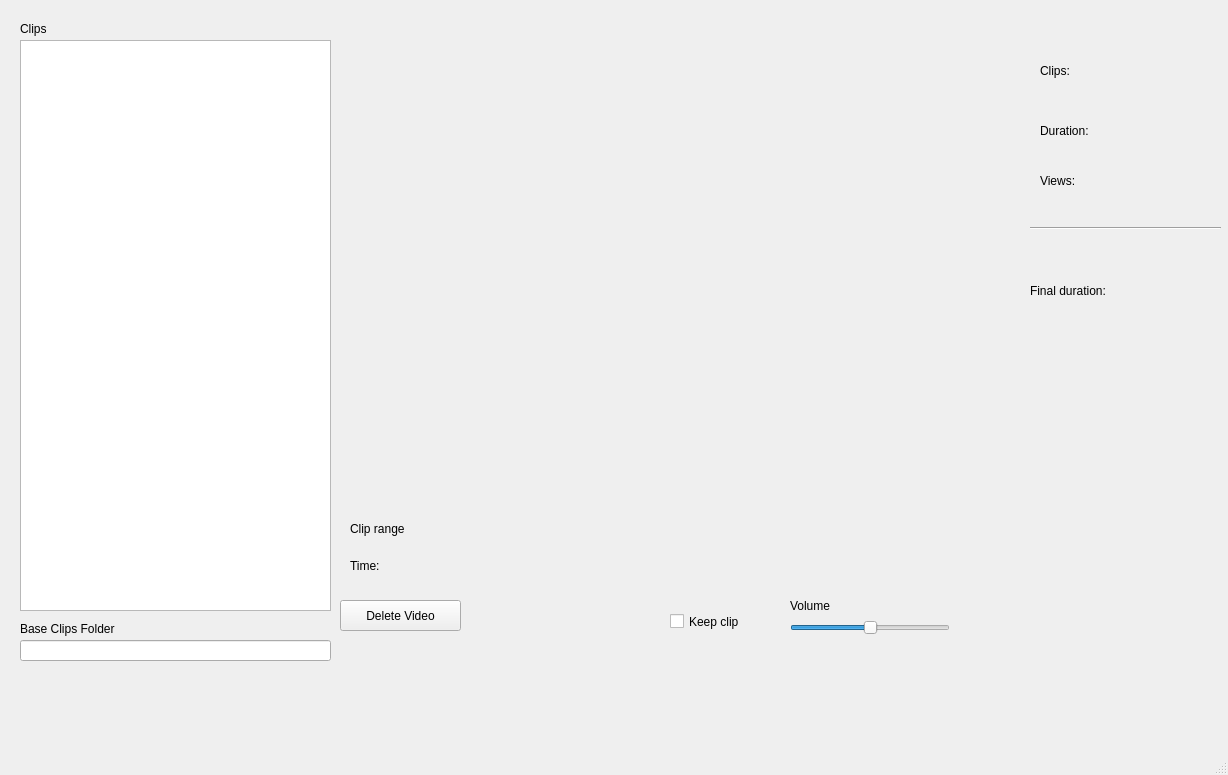
The window that clips_editor/ui/clip_editor.ui (MalchuL/StreamScrapper) describes before a commit, drawn with Qt 5.
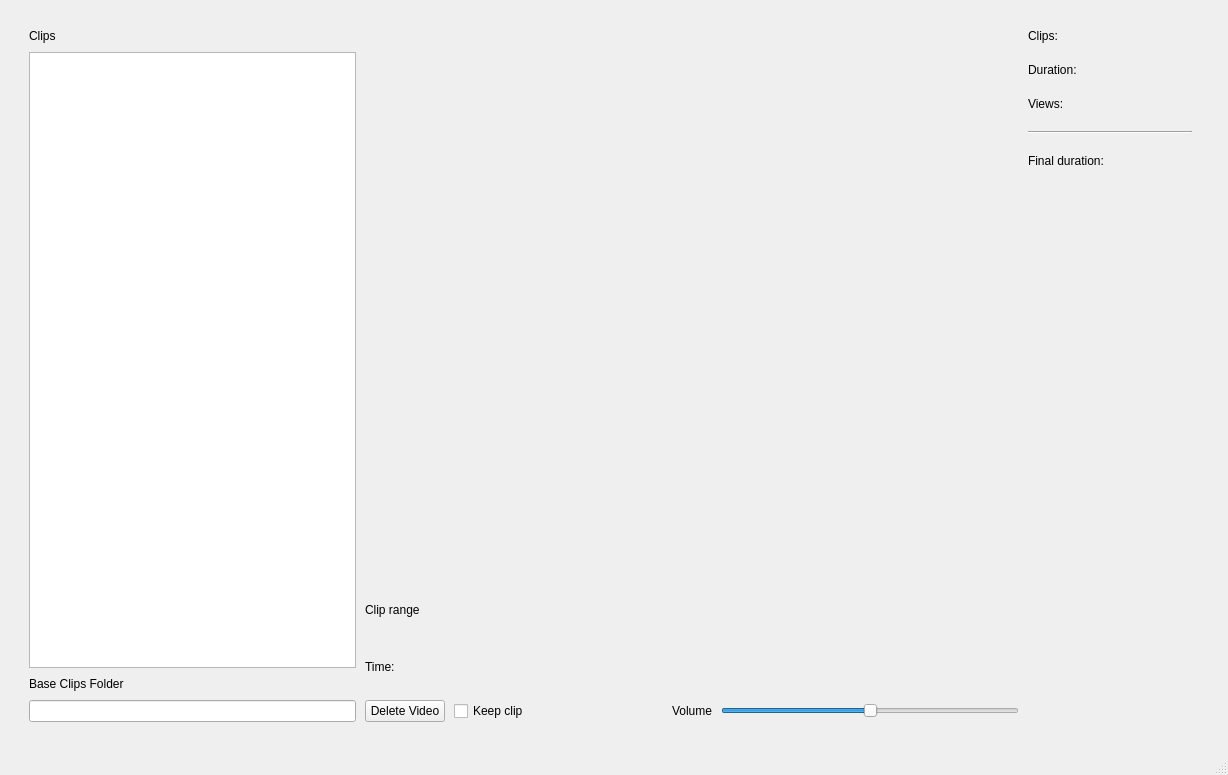
The same window after the commit. Custom widgets are drawn as their Qt base class.

```diff
--- a/clips_editor/ui/clip_editor.ui
+++ b/clips_editor/ui/clip_editor.ui
@@ -14,35 +14,73 @@
    <string>MainWindow</string>
   </property>
   <widget class="QWidget" name="centralwidget">
-   <widget class="ThumbListWidget" name="clipsList">
+   <widget class="QWidget" name="">
     <property name="geometry">
      <rect>
       <x>20</x>
-      <y>40</y>
-      <width>311</width>
-      <height>571</height>
+      <y>20</y>
+      <width>1181</width>
+      <height>711</height>
      </rect>
     </property>
-   </widget>
-   <widget class="VideoWidget" name="clipWidget" native="true">
-    <property name="geometry">
-     <rect>
-      <x>360</x>
-      <y>40</y>
-      <width>661</width>
-      <height>451</height>
-     </rect>
-    </property>
-   </widget>
+    <layout class="QHBoxLayout" name="mainLayout" stretch="2,4,1">
+     <property name="spacing">
+      <number>9</number>
+     </property>
+     <property name="leftMargin">
+      <number>9</number>
+     </property>
+     <property name="topMargin">
+      <number>9</number>
+     </property>
+     <property name="rightMargin">
+      <number>9</number>
+     </property>
+     <property name="bottomMargin">
+      <number>9</number>
+     </property>
+     <item>
+      <layout class="QGridLayout" name="clipsLayout">
+       <item row="2" column="0">
+        <widget class="QLabel" name="label_4">
+         <property name="text">
+          <string>Base Clips Folder</string>
+         </property>
+        </widget>
+       </item>
+       <item row="0" column="0">
+        <widget class="QLabel" name="label_2">
+         <property name="text">
+          <string>Clips</string>
+         </property>
+        </widget>
+       </item>
+       <item row="3" column="0">
+        <widget class="QLineEdit" name="baseFolderEdit"/>
+       </item>
+       <item row="1" column="0">
+        <widget class="ThumbListWidget" name="clipsList"/>
+       </item>
+      </layout>
+     </item>
+     <item>
+      <layout class="QVBoxLayout" name="videoLayout" stretch="4,1">
+       <item>
+        <widget class="VideoWidget" name="clipWidget" native="true"/>
+       </item>
+       <item>
+        <layout class="QGridLayout" name="gridLayout" columnstretch="1,3,5">
+         <item row="2" column="2">
+          <layout class="QHBoxLayout" name="horizontalLayout">
+           <item>
+            <widget class="QLabel" name="label">
+             <property name="text">
+              <string>Volume</string>
+             </property>
+            </widget>
+           </item>
+           <item>
    <widget class="QSlider" name="volumeSlider">
-    <property name="geometry">
-     <rect>
-      <x>790</x>
-      <y>620</y>
-      <width>160</width>
-      <height>16</height>
-     </rect>
-    </property>
     <property name="maximum">
      <number>200</number>
     </property>
@@ -53,181 +91,103 @@
      <enum>Qt::Horizontal</enum>
     </property>
    </widget>
-   <widget class="QLabel" name="label">
-    <property name="geometry">
-     <rect>
-      <x>790</x>
-      <y>590</y>
-      <width>171</width>
-      <height>31</height>
-     </rect>
-    </property>
-    <property name="text">
-     <string>Volume</string>
-    </property>
-   </widget>
-   <widget class="QLabel" name="label_2">
-    <property name="geometry">
-     <rect>
-      <x>20</x>
-      <y>20</y>
-      <width>67</width>
-      <height>17</height>
-     </rect>
-    </property>
-    <property name="text">
-     <string>Clips</string>
-    </property>
-   </widget>
-   <widget class="QRangeSlider" name="rangeSlider" native="true">
-    <property name="geometry">
-     <rect>
-      <x>480</x>
-      <y>550</y>
-      <width>521</width>
-      <height>31</height>
-     </rect>
-    </property>
-   </widget>
+           </item>
+          </layout>
+         </item>
+         <item row="0" column="0">
    <widget class="QLabel" name="label_3">
-    <property name="geometry">
-     <rect>
-      <x>350</x>
-      <y>520</y>
-      <width>67</width>
-      <height>17</height>
-     </rect>
-    </property>
     <property name="text">
      <string>Clip range</string>
     </property>
    </widget>
+         </item>
+         <item row="1" column="0">
+          <widget class="QLabel" name="videoTime">
+           <property name="text">
+            <string>Time:</string>
+           </property>
+          </widget>
+         </item>
+         <item row="2" column="1">
    <widget class="QCheckBox" name="keepClip">
-    <property name="geometry">
-     <rect>
-      <x>670</x>
-      <y>610</y>
-      <width>92</width>
-      <height>23</height>
-     </rect>
-    </property>
     <property name="text">
      <string>Keep clip</string>
     </property>
    </widget>
+         </item>
+         <item row="0" column="1" colspan="2">
+          <widget class="QRangeSlider" name="rangeSlider" native="true"/>
+         </item>
+         <item row="2" column="0">
    <widget class="QPushButton" name="deleteButton">
-    <property name="geometry">
-     <rect>
-      <x>340</x>
-      <y>600</y>
-      <width>121</width>
-      <height>31</height>
-     </rect>
-    </property>
     <property name="text">
      <string>Delete Video</string>
     </property>
    </widget>
-   <widget class="QLineEdit" name="baseFolderEdit">
-    <property name="geometry">
-     <rect>
-      <x>20</x>
-      <y>640</y>
-      <width>311</width>
-      <height>21</height>
-     </rect>
-    </property>
-   </widget>
-   <widget class="QLabel" name="label_4">
-    <property name="geometry">
-     <rect>
-      <x>20</x>
-      <y>620</y>
-      <width>131</width>
-      <height>17</height>
-     </rect>
-    </property>
-    <property name="text">
-     <string>Base Clips Folder</string>
-    </property>
-   </widget>
-   <widget class="QLabel" name="durationLabel">
-    <property name="geometry">
-     <rect>
-      <x>1040</x>
-      <y>100</y>
-      <width>161</width>
-      <height>61</height>
-     </rect>
-    </property>
-    <property name="text">
-     <string>Duration: </string>
-    </property>
-   </widget>
+         </item>
+        </layout>
+       </item>
+      </layout>
+     </item>
+     <item>
+      <layout class="QVBoxLayout" name="infoLayout">
+       <property name="spacing">
+        <number>20</number>
+       </property>
+       <item>
    <widget class="QLabel" name="clipsCountLabel">
-    <property name="geometry">
-     <rect>
-      <x>1040</x>
-      <y>40</y>
-      <width>161</width>
-      <height>61</height>
-     </rect>
-    </property>
     <property name="text">
      <string>Clips:</string>
     </property>
    </widget>
-   <widget class="QLabel" name="videoTime">
-    <property name="geometry">
-     <rect>
-      <x>350</x>
-      <y>550</y>
-      <width>111</width>
-      <height>31</height>
-     </rect>
-    </property>
+       </item>
+       <item>
+        <widget class="QLabel" name="durationLabel">
+         <property name="text">
+          <string>Duration: </string>
+         </property>
+        </widget>
+       </item>
+       <item>
+        <widget class="QLabel" name="viewerCount">
+         <property name="acceptDrops">
+          <bool>false</bool>
+         </property>
     <property name="text">
-     <string>Time:</string>
-    </property>
-   </widget>
+          <string>Views:</string>
+         </property>
+        </widget>
+       </item>
+       <item>
    <widget class="Line" name="line">
-    <property name="geometry">
-     <rect>
-      <x>1030</x>
-      <y>220</y>
-      <width>191</width>
-      <height>16</height>
-     </rect>
-    </property>
     <property name="orientation">
      <enum>Qt::Horizontal</enum>
     </property>
    </widget>
+       </item>
+       <item>
    <widget class="QLabel" name="finalDurationLabel">
-    <property name="geometry">
-     <rect>
-      <x>1030</x>
-      <y>260</y>
-      <width>191</width>
-      <height>61</height>
-     </rect>
-    </property>
     <property name="text">
      <string>Final duration: </string>
     </property>
    </widget>
-   <widget class="QLabel" name="viewerCount">
-    <property name="geometry">
-     <rect>
-      <x>1040</x>
-      <y>150</y>
-      <width>161</width>
-      <height>61</height>
-     </rect>
-    </property>
-    <property name="text">
-     <string>Views:</string>
-    </property>
+       </item>
+       <item>
+        <spacer name="verticalSpacer">
+         <property name="orientation">
+          <enum>Qt::Vertical</enum>
+         </property>
+         <property name="sizeHint" stdset="0">
+          <size>
+           <width>20</width>
+           <height>40</height>
+          </size>
+         </property>
+        </spacer>
+       </item>
+      </layout>
+     </item>
+    </layout>
    </widget>
   </widget>
   <widget class="QStatusBar" name="statusbar"/>
```
Lines whose indentation alone changed are shown as unchanged.
